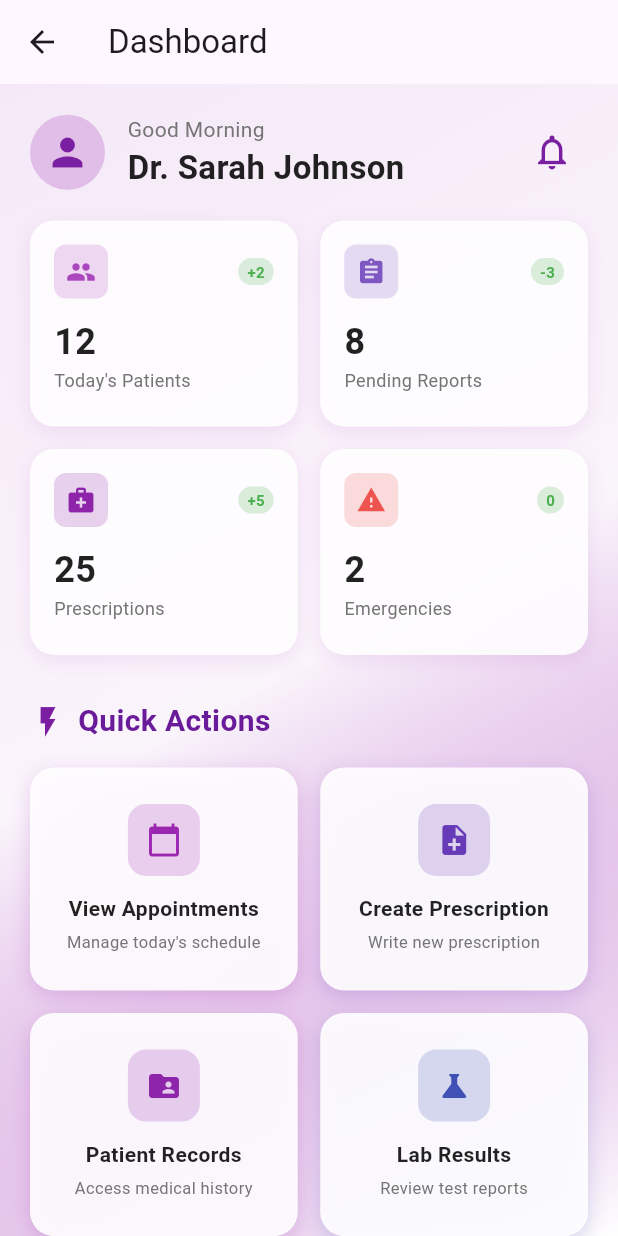
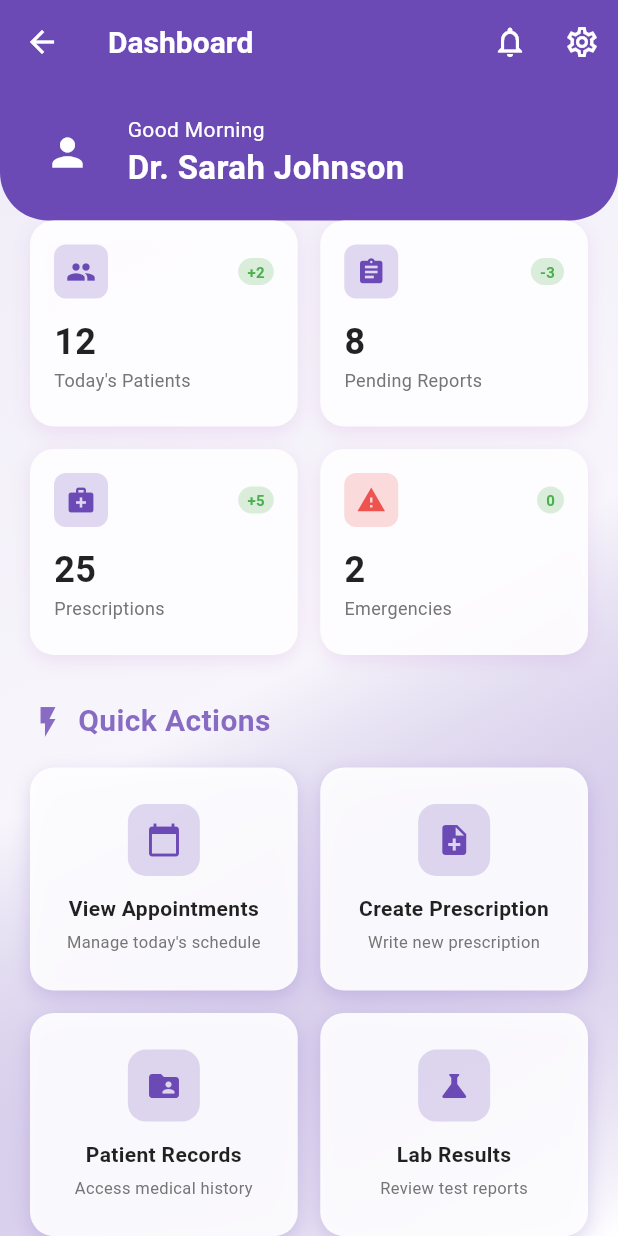
Before and after one commit to varshini2304/smartmed, a Flutter app: the DoctorDashboardScreen screen opened by its route, on a phone screen of 412 x 824 dp. Run offline on Flutter 3.47's test engine with Material 3 defaults, Android fonts, the light colour scheme and no system bars; missing offline and left inert: mongo_dart.

Commit message:
added new things

```diff
--- a/lib/screens/doctor/dashboard_screen.dart
+++ b/lib/screens/doctor/dashboard_screen.dart
@@ -1,5 +1,7 @@
 import 'package:flutter/material.dart';
 import 'package:smartmed/screens/auth/role_selection_screen.dart';
+import 'package:smartmed/screens/shared/profile_screen.dart';
+
 
 class DashboardStats {
   final String title;
@@ -91,7 +93,7 @@ class _DoctorDashboardScreenState extends State<DoctorDashboardScreen> {
       title: "Today's Patients",
       value: "12",
       icon: Icons.people,
-      color: Colors.purple[400]!,
+      color: Color(0xFF6C4AB6),
       change: "+2",
       isPositive: true,
     ),
@@ -99,7 +101,7 @@ class _DoctorDashboardScreenState extends State<DoctorDashboardScreen> {
       title: "Pending Reports",
       value: "8",
       icon: Icons.assignment,
-      color: Colors.deepPurple[400]!,
+      color: Color(0xFF6C4AB6),
       change: "-3",
       isPositive: true,
     ),
@@ -107,7 +109,7 @@ class _DoctorDashboardScreenState extends State<DoctorDashboardScreen> {
       title: "Prescriptions",
       value: "25",
       icon: Icons.medical_services,
-      color: Colors.purple[600]!,
+      color: Color(0xFF6C4AB6),
       change: "+5",
       isPositive: true,
     ),
@@ -126,7 +128,7 @@ class _DoctorDashboardScreenState extends State<DoctorDashboardScreen> {
       title: "View Appointments",
       subtitle: "Manage today's schedule",
       icon: Icons.calendar_today,
-      color: Colors.purple[500]!,
+      color: Color(0xFF6C4AB6),
       onTap: () {
         Navigator.pushNamed(context, '/doctor-appointments');
       },
@@ -135,7 +137,7 @@ class _DoctorDashboardScreenState extends State<DoctorDashboardScreen> {
       title: "Create Prescription",
       subtitle: "Write new prescription",
       icon: Icons.note_add,
-      color: Colors.deepPurple[500]!,
+      color: Color(0xFF6C4AB6),
       onTap: () {
         Navigator.pushNamed(context, '/create-prescription');
       },
@@ -144,7 +146,7 @@ class _DoctorDashboardScreenState extends State<DoctorDashboardScreen> {
       title: "Patient Records",
       subtitle: "Access medical history",
       icon: Icons.folder_shared,
-      color: Colors.purple[600]!,
+      color: Color(0xFF6C4AB6),
       onTap: () {
         ScaffoldMessenger.of(context).showSnackBar(
           const SnackBar(content: Text('Patient Records feature coming soon!')),
@@ -155,7 +157,7 @@ class _DoctorDashboardScreenState extends State<DoctorDashboardScreen> {
       title: "Lab Results",
       subtitle: "Review test reports",
       icon: Icons.science,
-      color: Colors.indigo[500]!,
+      color: Color(0xFF6C4AB6),
       onTap: () {
         ScaffoldMessenger.of(context).showSnackBar(
           const SnackBar(content: Text('Lab Results feature coming soon!')),
@@ -177,7 +179,7 @@ class _DoctorDashboardScreenState extends State<DoctorDashboardScreen> {
       title: "Video Consultation",
       subtitle: "Start telemedicine",
       icon: Icons.video_call,
-      color: Colors.teal[500]!,
+      color: Color(0xFF6C4AB6),
       onTap: () {
         ScaffoldMessenger.of(context).showSnackBar(
           const SnackBar(content: Text('Video Consultation feature coming soon!')),
@@ -244,17 +246,40 @@ class _DoctorDashboardScreenState extends State<DoctorDashboardScreen> {
             );
           },
         ),
-
-        title: const Text('Dashboard'),
+        elevation: 0,
+        backgroundColor: Color(0xFF6C4AB6),
+        foregroundColor: Colors.white,
+        title: const Text(
+          'Dashboard',
+          style: TextStyle(
+            fontWeight: FontWeight.w600,
+            fontSize: 20,
+          ),
+        ),
+        actions: [
+          IconButton(
+            icon: const Icon(Icons.notifications_outlined),
+            onPressed: () {
+              // Notifications action
+            },
+          ),
+          IconButton(
+            icon: const Icon(Icons.settings_outlined),
+            onPressed: () {
+              // Settings action
+            },
+          ),
+        ],
       ),
       body: Container(
         decoration: BoxDecoration(
+
           gradient: LinearGradient(
             begin: Alignment.topLeft,
             end: Alignment.bottomRight,
             colors: [
-              Colors.purple.withOpacity(0.1),
-              Colors.purple.withOpacity(0.05),
+              Color(0xFF6C4AB6).withOpacity(0.1),
+              Color(0xFF6C4AB6).withOpacity(0.05),
               Colors.white,
             ],
           ),
@@ -266,16 +291,37 @@ class _DoctorDashboardScreenState extends State<DoctorDashboardScreen> {
               children: [
                 // Custom App Bar
                 Container(
+                  decoration: BoxDecoration(
+                    color: Color(0xFF6C4AB6),
+                    borderRadius: const BorderRadius.only(
+                      bottomLeft: Radius.circular(32),
+                      bottomRight: Radius.circular(32),
+                    ),
+                  ),
                   padding: const EdgeInsets.all(20),
                   child: Row(
                     children: [
-                      CircleAvatar(
-                        radius: 25,
-                        backgroundColor: Colors.purple[100],
-                        child: Icon(
-                          Icons.person,
-                          size: 30,
-                          color: Colors.purple[700],
+                      GestureDetector(
+                        onTap: () {
+                          Navigator.push(
+                            context,
+                            MaterialPageRoute(
+                              builder: (context) => ProfileScreen(
+                                name: doctorName,
+                                email: 'doctor@example.com',
+                                role: 'Doctor',
+                              ),
+                            ),
+                          );
+                        },
+                        child: CircleAvatar(
+                          radius: 25,
+                          backgroundColor: Color(0xFF6C4AB6).withOpacity(0.2),
+                          child: const Icon(
+                            Icons.person,
+                            size: 30,
+                            color: Colors.white,
+                          ),
                         ),
                       ),
                       const SizedBox(width: 15),
@@ -287,7 +333,7 @@ class _DoctorDashboardScreenState extends State<DoctorDashboardScreen> {
                               currentTime,
                               style: TextStyle(
                                 fontSize: 14,
-                                color: Colors.grey[600],
+                                color: Colors.white,
                               ),
                             ),
                             Text(
@@ -295,7 +341,7 @@ class _DoctorDashboardScreenState extends State<DoctorDashboardScreen> {
                               style: const TextStyle(
                                 fontSize: 22,
                                 fontWeight: FontWeight.bold,
-                                color: Colors.black87,
+                                color: Colors.white,
                               ),
                             ),
                           ],
@@ -304,7 +350,7 @@ class _DoctorDashboardScreenState extends State<DoctorDashboardScreen> {
                       IconButton(
                         icon: Icon(
                           Icons.notifications_outlined,
-                          color: Colors.purple[700],
+                          color: Color(0xFF6C4AB6),
                           size: 28,
                         ),
                         onPressed: () {
@@ -420,7 +466,7 @@ class _DoctorDashboardScreenState extends State<DoctorDashboardScreen> {
                         children: [
                           Icon(
                             Icons.flash_on,
-                            color: Colors.purple[700],
+                            color: Color(0xFF6C4AB6).withOpacity(0.8),
                             size: 24,
                           ),
                           const SizedBox(width: 8),
@@ -429,7 +475,7 @@ class _DoctorDashboardScreenState extends State<DoctorDashboardScreen> {
                             style: TextStyle(
                               fontSize: 20,
                               fontWeight: FontWeight.bold,
-                              color: Colors.purple[800],
+                              color: Color(0xFF6C4AB6).withOpacity(0.8),
                             ),
                           ),
                         ],
@@ -524,7 +570,7 @@ class _DoctorDashboardScreenState extends State<DoctorDashboardScreen> {
                         children: [
                           Icon(
                             Icons.history,
-                            color: Colors.purple[700],
+                            color: Color(0xFF6C4AB6),
                             size: 24,
                           ),
                           const SizedBox(width: 8),
@@ -533,7 +579,7 @@ class _DoctorDashboardScreenState extends State<DoctorDashboardScreen> {
                             style: TextStyle(
                               fontSize: 20,
                               fontWeight: FontWeight.bold,
-                              color: Colors.purple[800],
+                              color: Color(0xFF6C4AB6),
                             ),
                           ),
                           const Spacer(),
@@ -546,7 +592,7 @@ class _DoctorDashboardScreenState extends State<DoctorDashboardScreen> {
                             child: Text(
                               'View All',
                               style: TextStyle(
-                                color: Colors.purple[600],
+                                color: Color(0xFF6C4AB6),
                                 fontWeight: FontWeight.w600,
                               ),
                             ),
--- a/lib/screens/patient/dashboard_screen.dart
+++ b/lib/screens/patient/dashboard_screen.dart
@@ -1,5 +1,6 @@
 import 'package:flutter/material.dart';
 import 'package:smartmed/screens/auth/role_selection_screen.dart';
+import 'package:smartmed/screens/shared/profile_screen.dart';
 
 class PatientDashboardScreen extends StatefulWidget {
   const PatientDashboardScreen({super.key});
@@ -10,8 +11,8 @@ class PatientDashboardScreen extends StatefulWidget {
 
 class _PatientDashboardScreenState extends State<PatientDashboardScreen> {
   // Primary color scheme
-  static const Color primaryBlue = Color(0xFF2196F3);
-  static const Color primaryDark = Color(0xFF1976D2);
+  static const Color primaryBlue = Color(0xFF6C4AB6);
+  static const Color primaryDark = Color(0xFF6C4AB6);
   static const Color primaryLight = Color(0xFFE3F2FD);
   static const Color accentColor = Color(0xFF4CAF50);
   static const Color warningColor = Color(0xFFFF9800);
```
Lines whose indentation alone changed are shown as unchanged.
